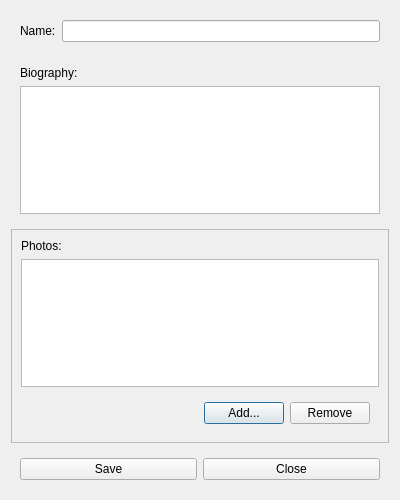
First picture: the form in gui/dialogpersondetails.ui, repository martinvanzijl/genealogy-maker, before the edit.
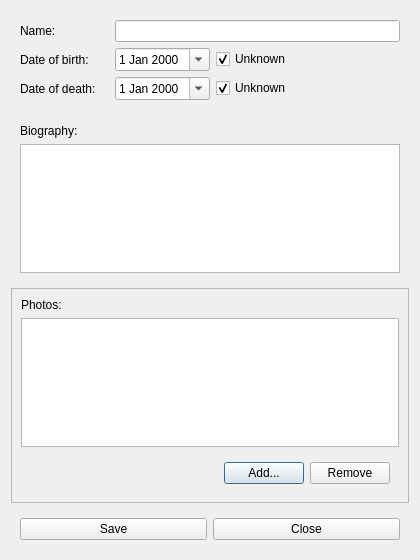
Second picture: the form after the edit.

Commit message: Add person date of birth and death (WIP).

```diff
--- a/gui/dialogpersondetails.ui
+++ b/gui/dialogpersondetails.ui
@@ -6,8 +6,8 @@
    <rect>
     <x>0</x>
     <y>0</y>
-    <width>400</width>
-    <height>500</height>
+    <width>420</width>
+    <height>560</height>
    </rect>
   </property>
   <property name="windowTitle">
@@ -22,7 +22,10 @@
      <property name="frameShadow">
       <enum>QFrame::Raised</enum>
      </property>
-     <layout class="QFormLayout" name="formLayout">
+     <layout class="QGridLayout" name="gridLayout">
+      <property name="sizeConstraint">
+       <enum>QLayout::SetDefaultConstraint</enum>
+      </property>
       <item row="0" column="0">
        <widget class="QLabel" name="labelName">
         <property name="text">
@@ -30,9 +33,66 @@
         </property>
        </widget>
       </item>
-      <item row="0" column="1">
+      <item row="0" column="1" colspan="3">
        <widget class="QLineEdit" name="lineEditName"/>
       </item>
+      <item row="1" column="0">
+       <widget class="QLabel" name="labelDateOfBirth">
+        <property name="text">
+         <string>Date of birth:</string>
+        </property>
+        <property name="buddy">
+         <cstring>dateEditBirth</cstring>
+        </property>
+       </widget>
+      </item>
+      <item row="2" column="0">
+       <widget class="QLabel" name="labelDateOfDeath">
+        <property name="text">
+         <string>Date of death:</string>
+        </property>
+        <property name="buddy">
+         <cstring>dateEditDeath</cstring>
+        </property>
+       </widget>
+      </item>
+      <item row="2" column="1">
+       <widget class="QDateEdit" name="dateEditDeath">
+        <property name="calendarPopup">
+         <bool>true</bool>
+        </property>
+       </widget>
+      </item>
+      <item row="1" column="1">
+       <widget class="QDateEdit" name="dateEditBirth">
+        <property name="autoFillBackground">
+         <bool>false</bool>
+        </property>
+        <property name="calendarPopup">
+         <bool>true</bool>
+        </property>
+       </widget>
+      </item>
+      <item row="1" column="2">
+       <widget class="QCheckBox" name="checkBoxDateOfBirthUnknown">
+        <property name="text">
+         <string>Unknown</string>
+        </property>
+        <property name="checked">
+         <bool>true</bool>
+        </property>
+       </widget>
+      </item>
+      <item row="2" column="2">
+       <widget class="QCheckBox" name="checkBoxDateOfDeathUnknown">
+        <property name="text">
+         <string>Unknown</string>
+        </property>
+        <property name="checked">
+         <bool>true</bool>
+        </property>
+       </widget>
+      </item>
      </layout>
     </widget>
    </item>
```
Left out of the diff: 3 changed lines with no effect on the pictures. The commit also changes 4 other files.
